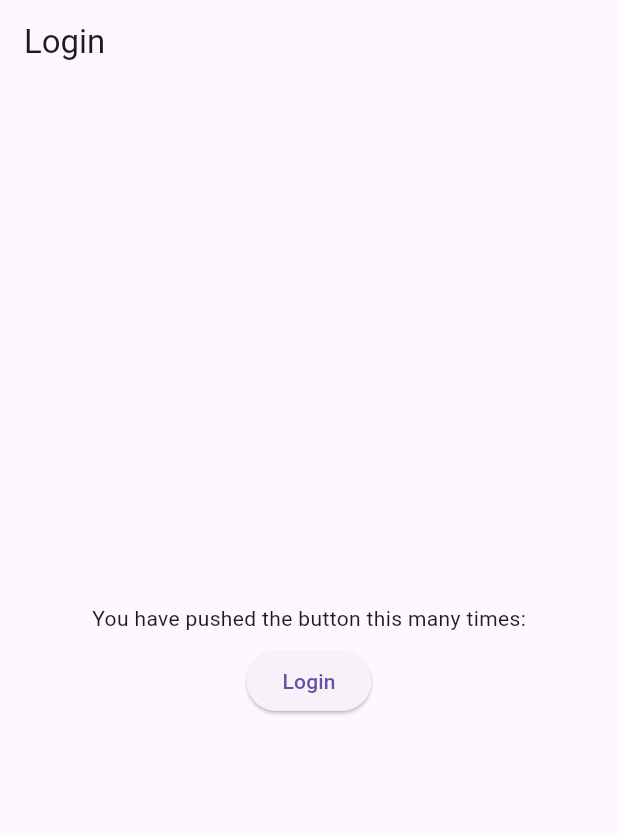
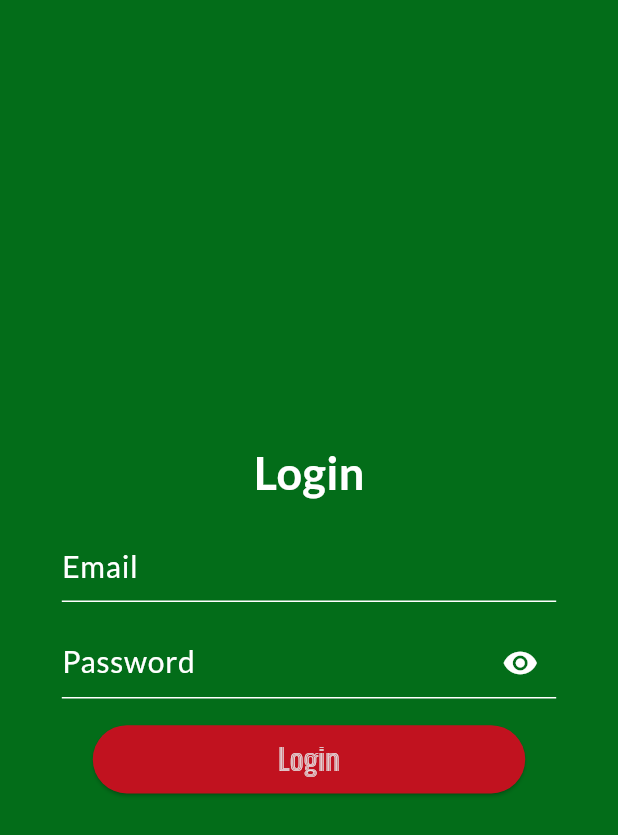
Before and after one commit to WenDEVLIFE/kapatidsync, a Flutter app: the screen it shows after launch, on a phone screen of 412 x 824 dp. Shown: the top 835 px of the screen. Run offline on Flutter 3.47's test engine with Material 3 defaults, Android fonts, the phone set to English and light mode, and no system bars.

Commit message:
Done designing the LoginUI.dart 👍👌

```diff
--- a/lib/src/ViewModel/LoginViewModel.dart
+++ b/lib/src/ViewModel/LoginViewModel.dart
@@ -1,5 +1,18 @@
 import 'package:flutter/cupertino.dart';
 
 class LoginViewModel extends ChangeNotifier {
+
+  final TextEditingController emailController = TextEditingController();
+  final TextEditingController passwordController = TextEditingController();
+
+  bool obscureText = true;
+
+  bool get isObscureText => obscureText;
   // Add your code here
+
+  void toggleObscureText() {
+    obscureText = !obscureText;
+    notifyListeners();
+  }
+
 }
--- a/lib/src/ui/LoginUI.dart
+++ b/lib/src/ui/LoginUI.dart
@@ -1,30 +1,111 @@
 import 'package:flutter/cupertino.dart';
 import 'package:flutter/material.dart';
+import 'package:kapatidsync/src/ViewModel/LoginViewModel.dart';
+import 'package:provider/provider.dart';
+
+import '../config/ColorUtils.dart';
 
 class LoginUi extends StatelessWidget {
   const LoginUi({super.key});
 
   @override
   Widget build(BuildContext context) {
+    final LoginViewModel viewModel = Provider.of<LoginViewModel>(context);
+
+    double screenWidth = MediaQuery.of(context).size.width;
+    double screenHeight = MediaQuery.of(context).size.height;
+
     return Scaffold(
-      appBar: AppBar(
-        title: const Text('Login'),
-      ),
+      backgroundColor: ColorUtils.primaryColor,
       body: Center(
+        child: Center(
           child: Column(
             mainAxisAlignment: MainAxisAlignment.center,
             children: <Widget>[
-            const Text(
-              'You have pushed the button this many times:',
+              const Text('Login',
+                style: TextStyle(
+                  color: Colors.white,
+                  fontSize: 30,
+                  fontFamily: 'Lato',
+                  fontWeight: FontWeight.w700,
                 ),
-            const SizedBox(height: 8),
+              ),
+              SizedBox(height: screenHeight * 0.02),
+              Container(
+                width: screenWidth * 0.8,
+                child: TextField(
+                  controller: viewModel.emailController,
+                  style: const TextStyle(color: Colors.white),
+                  decoration: const InputDecoration(
+                    hintText: 'Email',
+                    hintStyle: TextStyle(color: Colors.white ,
+                        fontFamily: 'Lato' ,
+                        fontSize: 20 ,
+                        fontWeight: FontWeight.w400),
+                    enabledBorder: UnderlineInputBorder(
+                      borderSide: BorderSide(color: Colors.white),
+                    ),
+                    focusedBorder: UnderlineInputBorder(
+                      borderSide: BorderSide(color: Colors.white),
+                    ),
+                  ),
+                ),
+              ),
+              SizedBox(height: screenHeight * 0.02),
+              Container(
+                width: screenWidth * 0.8,
+                child: TextField(
+                  controller: viewModel.passwordController,
+                  style: const TextStyle(color: Colors.white),
+                  obscureText: viewModel.isObscureText,
+                  decoration: InputDecoration(
+                    hintText: 'Password' ,
+                    hintStyle: const TextStyle(color: Colors.white ,
+                        fontFamily: 'Lato' ,
+                        fontSize: 20 ,
+                        fontWeight: FontWeight.w400),
+                    enabledBorder: const UnderlineInputBorder(
+                      borderSide: BorderSide(color: Colors.white),
+                    ),
+                    focusedBorder: const UnderlineInputBorder(
+                      borderSide: BorderSide(color: Colors.white),
+                    ),
+                    suffixIcon: IconButton(
+                      icon: Icon(viewModel.isObscureText ? Icons.visibility : Icons.visibility_off),
+                      color: Colors.white,
+                      onPressed: () {
+                        viewModel.toggleObscureText();
+                      },
+                    ),
+                  ),
+                ),
+              ),
+              SizedBox(height: screenHeight * 0.02),
               ElevatedButton(
                 onPressed: () {
+                  // Add your code here
                 },
-              child: const Text('Login'),
+                style: ElevatedButton.styleFrom(
+                  backgroundColor: ColorUtils.accentColor,
+                  shape: RoundedRectangleBorder(
+                    borderRadius: BorderRadius.circular(30),
                   ),
+                  padding: EdgeInsets.symmetric(horizontal: screenWidth * 0.3, vertical: screenHeight * 0.01),
+                ),
+                child: const Text('Login',
+                  style: TextStyle(
+                    color: ColorUtils.secondaryColor,
+                    fontSize: 20,
+                    fontFamily: 'BigShouldersInline',
+                    fontWeight: FontWeight.w700,
+                  ),
+                ),
+              ),
+
             ],
           ),
+
+        )
       ),
     );
   }
--- a/lib/src/ui/SplashUI.dart
+++ b/lib/src/ui/SplashUI.dart
@@ -44,6 +44,8 @@ class SplashUI extends StatelessWidget {
                       style: TextStyle(
                         color: Colors.white,
                         fontSize: 20,
+                        fontFamily: 'Lato',
+                        fontWeight: FontWeight.w700,
                       ),
                     ),
                   ],
```
Also changed, not shown: pubspec.yaml (+10 -1 lines), assets/fonts/Lato-Black.ttf (added), assets/fonts/Lato-BlackItalic.ttf (added), assets/fonts/Lato-Bold.ttf (added), assets/fonts/Lato-BoldItalic.ttf (added), assets/fonts/Lato-Italic.ttf (added), assets/fonts/Lato-Light.ttf (added), assets/fonts/Lato-LightItalic.ttf (added), assets/fonts/Lato-Regular.ttf (added), assets/fonts/Lato-Thin.ttf (added), assets/fonts/Lato-ThinItalic.ttf (added). Lines whose indentation alone changed are shown as unchanged.
